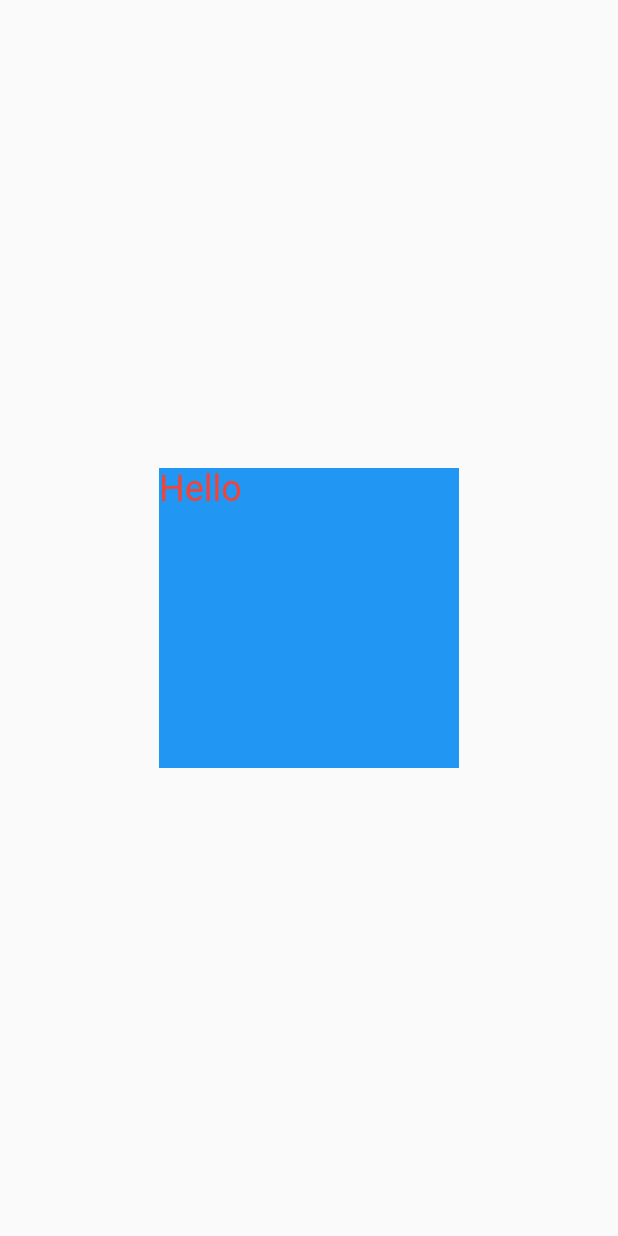
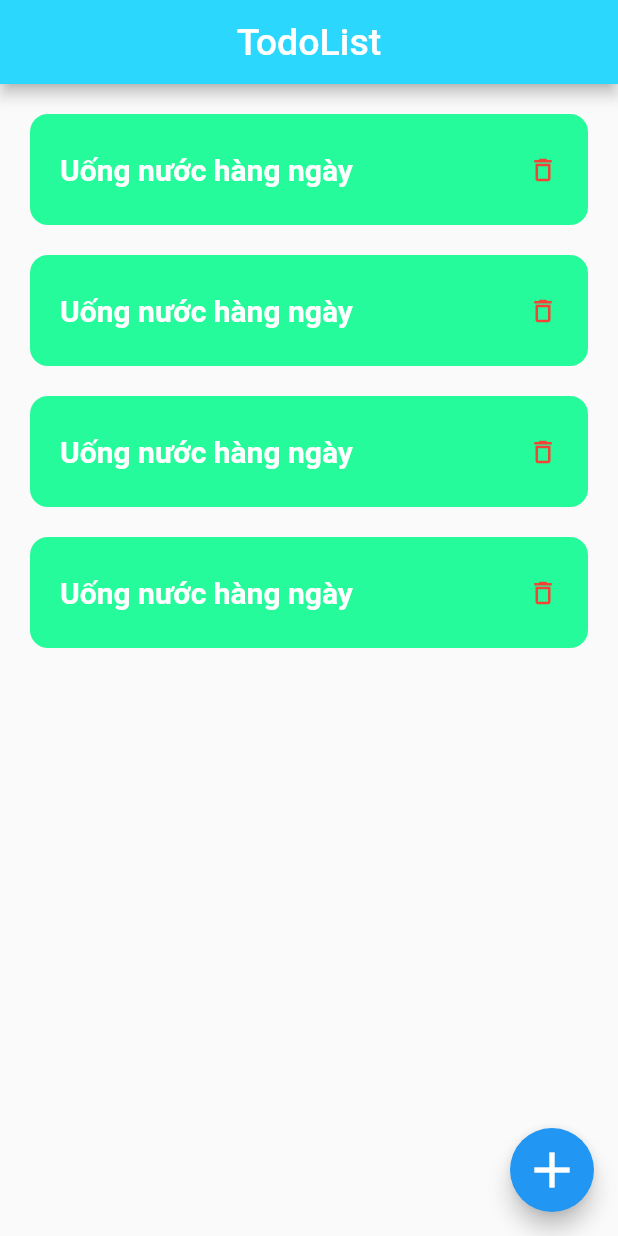
Before and after one commit to dinhtrungndt/todo_app_flutter, a Flutter app: the screen it shows after launch, on a phone screen of 412 x 824 dp. Run offline on Flutter 3.47's test engine with Material 2 defaults, Android fonts, the phone set to English and light mode, and no system bars.

Commit message:
up load frontEnd

```diff
--- a/lib/main.dart
+++ b/lib/main.dart
@@ -1,26 +1,79 @@
 import 'package:flutter/material.dart';
 
-void main() {
-  runApp(const MyApp());
+// Widget
+import 'widget/listTodo.dart';
+
+void main(List<String> args) {
+  runApp(const MaterialApp(debugShowCheckedModeBanner: false, home: MyApp()));
 }
 
 class MyApp extends StatelessWidget {
-  const MyApp();
+  const MyApp({
+    Key? key,
+  }) : super(key: key);
 
   @override
   Widget build(BuildContext context) {
-    return MaterialApp(
-      home: Scaffold(
-        body: Center(
-          child: Container(
-            width: 200,
-            height: 200,
-            color: Colors.blue,
-            child: Text(
-              "Hello",
-              style: TextStyle(fontSize: 24, color: Colors.red),
-            ),
-          ),
+    return Scaffold(
+      appBar: AppBar(
+        centerTitle: true,
+        title: const Text(
+          'TodoList',
+          style: TextStyle(fontSize: 25),
+        ),
+        backgroundColor: const Color.fromARGB(255, 44, 215, 253),
+      ),
+      body: SingleChildScrollView(
+        padding: const EdgeInsets.symmetric(horizontal: 20, vertical: 20),
+        child: Column(
+          children: [
+            listTodo(),
+            listTodo(),
+            listTodo(),
+            listTodo(),
+          ],
+        ),
+      ),
+      floatingActionButton: FloatingActionButton(
+        onPressed: () {
+          showModalBottomSheet(
+              shape: const RoundedRectangleBorder(
+                  borderRadius:
+                      BorderRadius.vertical(top: Radius.circular(25.0))),
+              isScrollControlled: true,
+              context: context,
+              builder: (BuildContext context) {
+                return Padding(
+                  padding: MediaQuery.of(context).viewInsets,
+                  child: SingleChildScrollView(
+                    padding: const EdgeInsets.symmetric(
+                        horizontal: 20, vertical: 20),
+                    child: Column(
+                      children: [
+                        const TextField(
+                          decoration: InputDecoration(
+                            border: OutlineInputBorder(),
+                            labelText: 'Your task',
+                          ),
+                        ),
+                        const SizedBox(height: 20),
+                        SizedBox(
+                          width: double.infinity,
+                          height: 50,
+                          child: ElevatedButton(
+                            onPressed: () {},
+                            child: const Text('Add list'),
+                          ),
+                        ),
+                      ],
+                    ),
+                  ),
+                );
+              });
+        },
+        child: const Icon(
+          Icons.add,
+          size: 40,
         ),
       ),
     );
--- /dev/null
+++ b/lib/widget/listTodo.dart
@@ -0,0 +1,31 @@
+import 'package:flutter/material.dart';
+
+Container listTodo() {
+  return Container(
+    width: double.infinity,
+    height: 74,
+    margin: const EdgeInsets.only(bottom: 20),
+    decoration: BoxDecoration(
+      color: const Color.fromARGB(255, 37, 251, 155),
+      borderRadius: BorderRadius.circular(12),
+    ),
+    child: const Padding(
+      padding: EdgeInsets.symmetric(horizontal: 20, vertical: 20),
+      child: Row(mainAxisAlignment: MainAxisAlignment.spaceBetween, children: [
+        Text(
+          'Uống nước hàng ngày',
+          style: TextStyle(
+            fontSize: 20,
+            color: Color.fromARGB(255, 255, 255, 255),
+            fontWeight: FontWeight.bold,
+          ),
+        ),
+        Icon(
+          Icons.delete_outline,
+          color: Colors.red,
+          size: 20,
+        ),
+      ]),
+    ),
+  );
+}
```
